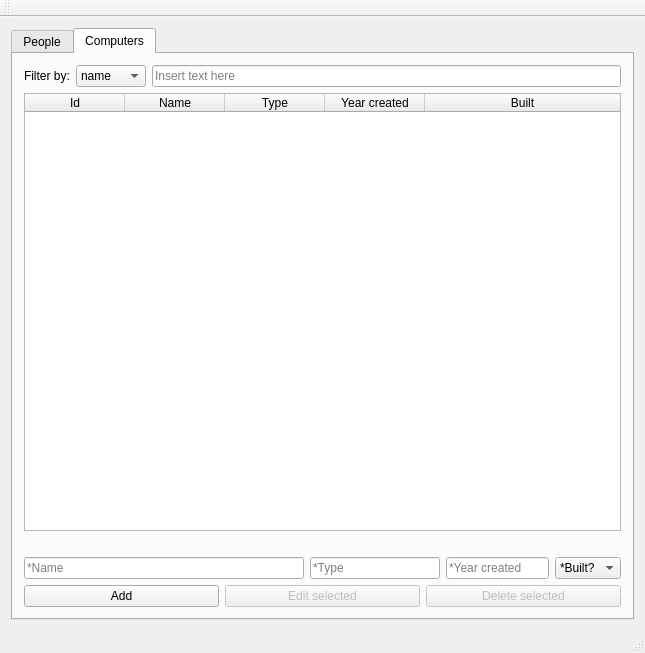
Old version of the form mainwindow.ui in the repository valdimarHR/hisCompRepo.
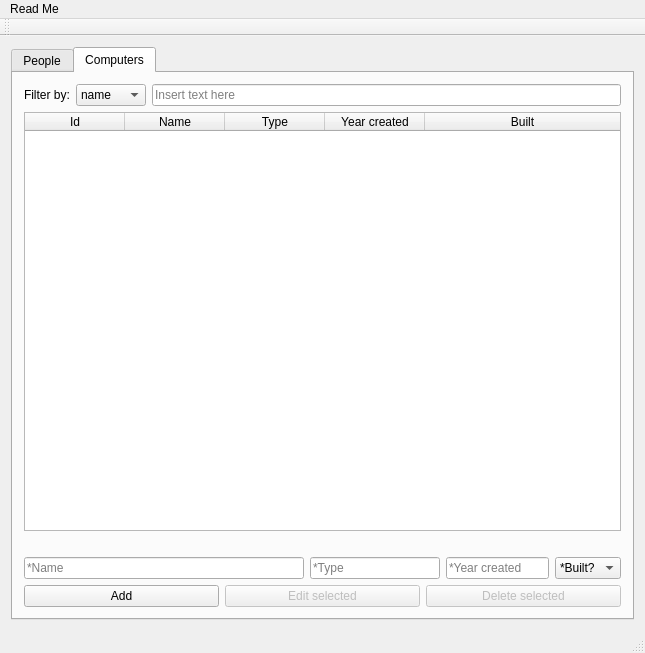
New version of the form. Icons and pictures are not drawn.

Patch:
```diff
--- a/mainwindow.ui
+++ b/mainwindow.ui
@@ -520,6 +520,13 @@
      <height>21</height>
     </rect>
    </property>
+   <widget class="QMenu" name="menuRead_Me">
+    <property name="title">
+     <string>Read Me</string>
+    </property>
+    <addaction name="actionOpen_readme_file"/>
+   </widget>
+   <addaction name="menuRead_Me"/>
   </widget>
   <widget class="QToolBar" name="mainToolBar">
    <attribute name="toolBarArea">
```
Left out of the diff: 21 changed lines with no effect on the pictures.
